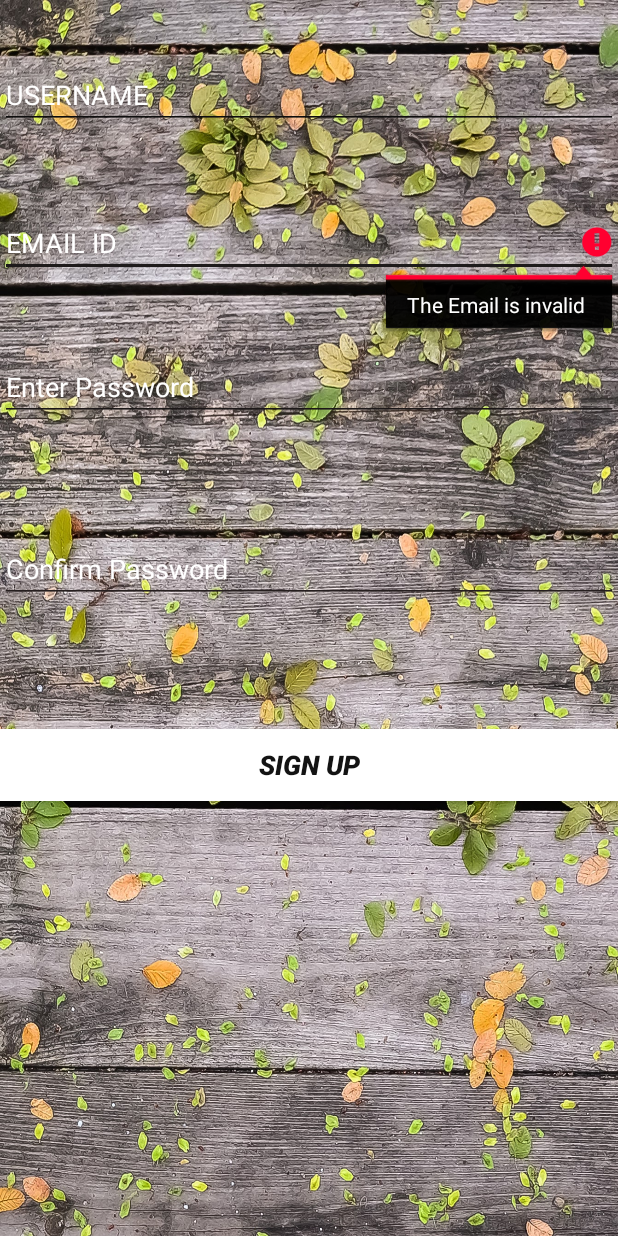
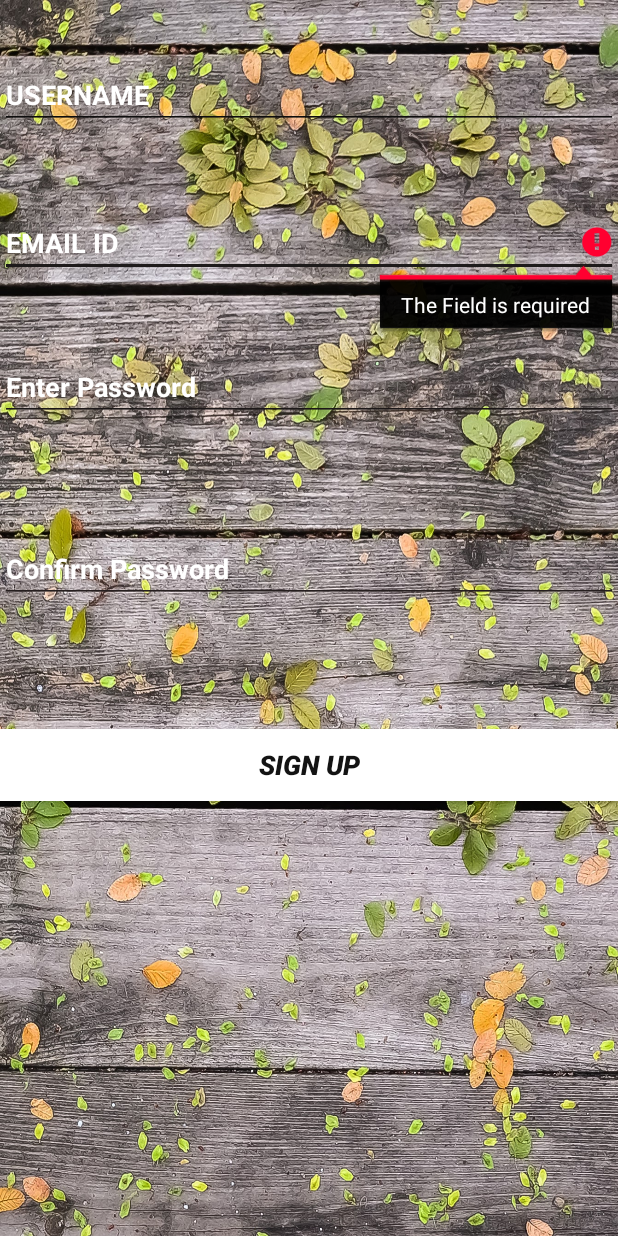
Before and after one commit to sharmaumang001/FlashChat, an Android app: the RegisterActivity screen opened directly, with no data from a screen before it, after a tap on "SIGN UP", on a phone screen of 412 x 824 dp. Run offline under Robolectric (Android 15) with nearby library versions, the phone set to English and light mode, and no system bars; our stand-ins replace Firebase (no records; nobody signed in at launch, a user with empty details on screens opened directly).

Commit message:
Registration Process Done.

```diff
--- a/app/src/main/java/com/example/flashchat/RegisterActivity.java
+++ b/app/src/main/java/com/example/flashchat/RegisterActivity.java
@@ -1,19 +1,27 @@
 package com.example.flashchat;
 
+import androidx.annotation.NonNull;
 import androidx.appcompat.app.AppCompatActivity;
 
 import android.content.Intent;
 import android.os.Bundle;
 import android.text.TextUtils;
+import android.util.Log;
 import android.view.View;
 import android.widget.AutoCompleteTextView;
 import android.widget.EditText;
 import android.widget.Toast;
 
+import com.google.android.gms.tasks.OnCompleteListener;
+import com.google.android.gms.tasks.Task;
+import com.google.firebase.auth.AuthResult;
+import com.google.firebase.auth.FirebaseAuth;
+
 public class RegisterActivity extends AppCompatActivity {
 
-    AutoCompleteTextView mRegiterEmailView,mRegisterUserNameView;
-    EditText mRegiterPasswordView,mConfirmPasswordView;
+    public AutoCompleteTextView mRegisterEmailView,mRegisterUserNameView;
+    public EditText mRegiterPasswordView,mConfirmPasswordView;
+    private FirebaseAuth mAuth;
 
     @Override
     protected void onCreate(Bundle savedInstanceState) {
@@ -21,9 +29,11 @@ public class RegisterActivity extends AppCompatActivity {
         setContentView(R.layout.activity_register);
 
         mRegisterUserNameView = findViewById(R.id.usernameId);
-        mRegiterEmailView= findViewById(R.id.emailRegisterId);
+        mRegisterEmailView= findViewById(R.id.emailRegisterId);
         mRegiterPasswordView= findViewById(R.id.passwordRegisterId);
         mConfirmPasswordView = findViewById(R.id.passwordConfirmId);
+
+        mAuth = FirebaseAuth.getInstance();
 
     }
 
@@ -31,13 +41,16 @@ public class RegisterActivity extends AppCompatActivity {
         attemptRegistration();
     }
 
+
     public void attemptRegistration(){
 
-        mRegiterEmailView.setError(null);
+        mRegisterEmailView.setError(null);
         mRegiterPasswordView.setError(null);
 
-        String mEmail = mRegiterEmailView.getText().toString();
+        String mEmail = mRegisterEmailView.getText().toString();
         String mPassword = mRegiterPasswordView.getText().toString();
+
+        Log.d("flashchat","The Email is "+mEmail);
 
         boolean cancel = false;
         View mfocusView= null;
@@ -47,30 +60,53 @@ public class RegisterActivity extends AppCompatActivity {
             mfocusView = mRegiterPasswordView;
             cancel = true;
         }
-        if(!TextUtils.isEmpty(mEmail)){
-            mRegiterEmailView.setError("The Field is required");
-            mfocusView = mRegiterEmailView;
+        if(TextUtils.isEmpty(mEmail)){
+            mRegisterEmailView.setError("The Field is required");
+            mfocusView = mRegisterEmailView;
             cancel= true;
         }else if(!isEmailValid(mEmail)){
-            mRegiterEmailView.setError("The Email is invalid ");
-            mfocusView = mRegiterEmailView;
+            mRegisterEmailView.setError("The Email is invalid ");
+            mfocusView = mRegisterEmailView;
             cancel= true;
         }
 
         if(cancel){
             mfocusView.requestFocus();
         }else{
-
+            createFireBaseUser();
         }
     }
+
 
     public boolean isEmailValid(String email){
 
         return email.contains("@");
     }
+
+
     public boolean isPasswordValid(String password){
+       String mcomfirmedPassword =  mConfirmPasswordView.getText().toString();
+       return mcomfirmedPassword.equals(password) && password.length()>7;
+    }
 
-        return true;
+
+    public void createFireBaseUser(){
+
+        String email = mRegisterEmailView.getText().toString();
+        String password = mRegiterPasswordView.getText().toString();
+
+        mAuth.createUserWithEmailAndPassword(email,password).addOnCompleteListener(this, new OnCompleteListener<AuthResult>() {
+            @Override
+            public void onComplete(@NonNull Task<AuthResult> task) {
+                Log.d("flashchat","Create user Completed"+task.isSuccessful());
+
+                if(!task.isSuccessful()){
+                    Log.d("flashchat","Create user Not Complted ");
+                }
+
+            }
+        });
+
     }
 
 
--- a/app/src/main/res/layout/activity_register.xml
+++ b/app/src/main/res/layout/activity_register.xml
@@ -12,10 +12,14 @@
         android:layout_height="wrap_content"
         android:backgroundTint="#0E0D0D"
         android:hint="USERNAME"
-        android:maxLines="1"
         android:textColor="#FFFFFF"
         android:textColorHighlight="#800606"
         android:textColorHint="#FFFFFF"
+        android:inputType="textNoSuggestions"
+        android:imeOptions="actionNext"
+        android:maxLines="1"
+        android:textIsSelectable="false"
+        android:textStyle="bold"
         app:layout_constraintBottom_toBottomOf="parent"
         app:layout_constraintEnd_toEndOf="parent"
         app:layout_constraintHorizontal_bias="0.458"
@@ -29,10 +33,14 @@
         android:layout_height="wrap_content"
         android:backgroundTint="#1E1B1B"
         android:hint="EMAIL ID"
-        android:maxLines="1"
         android:textColor="#FFFFFF"
         android:textColorHighlight="#800606"
         android:textColorHint="#FFFFFF"
+        android:imeOptions="actionNext"
+        android:inputType="textEmailAddress"
+        android:maxLines="1"
+        android:textIsSelectable="false"
+        android:textStyle="bold"
         app:layout_constraintBottom_toBottomOf="parent"
         app:layout_constraintEnd_toEndOf="parent"
         app:layout_constraintHorizontal_bias="0.0"
@@ -47,7 +55,10 @@
         android:backgroundTint="#1C1818"
         android:ems="10"
         android:hint="Enter Password"
-        android:inputType="textPersonName"
+        android:inputType="textPassword"
+        android:maxLines="1"
+        android:textStyle="bold"
+        android:imeOptions="actionNext"
         android:textColor="#FFFFFF"
         android:textColorHighlight="#800606"
         android:textColorHint="#FFFFFF"
@@ -66,12 +77,16 @@
         android:backgroundTint="#251E1E"
         android:ems="10"
         android:hint="Confirm Password"
-        android:inputType="textPersonName"
+        android:inputType="textPassword"
         android:textAllCaps="true"
         android:textColor="#FFFFFF"
         android:textColorHighlight="#800606"
         android:textColorHint="#FFFFFF"
         android:textIsSelectable="false"
+        android:imeActionLabel="@string/action_sign_up"
+        android:imeOptions="actionUnspecified"
+        android:maxLines="1"
+        android:textStyle="bold"
         app:layout_constraintBottom_toBottomOf="parent"
         app:layout_constraintEnd_toEndOf="parent"
         app:layout_constraintHorizontal_bias="0.0"
```
